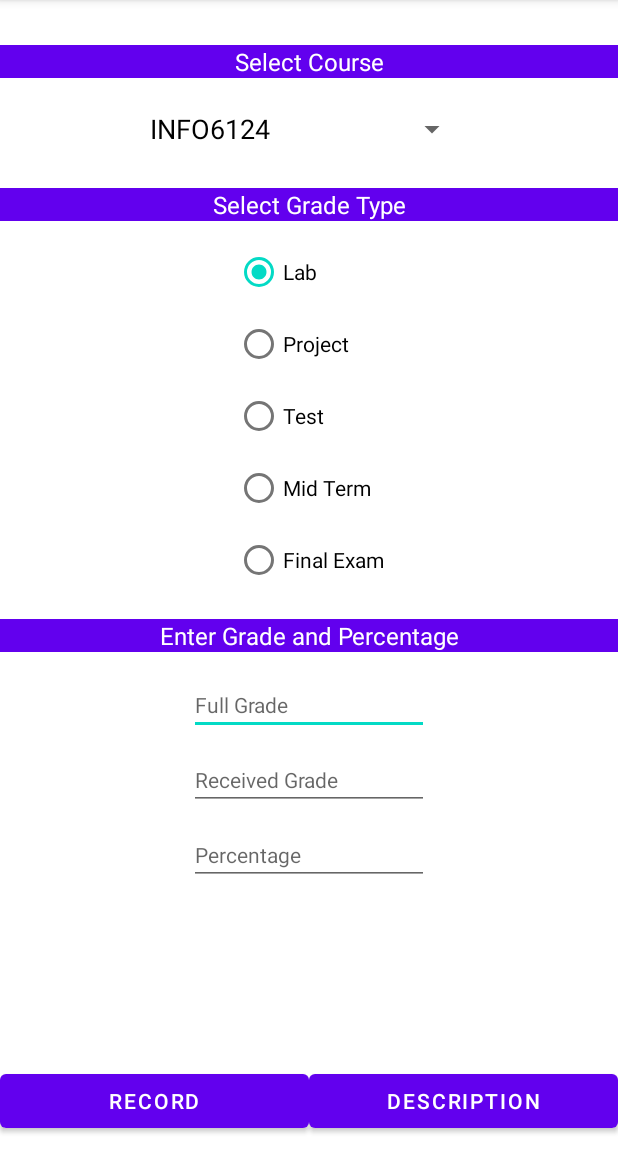
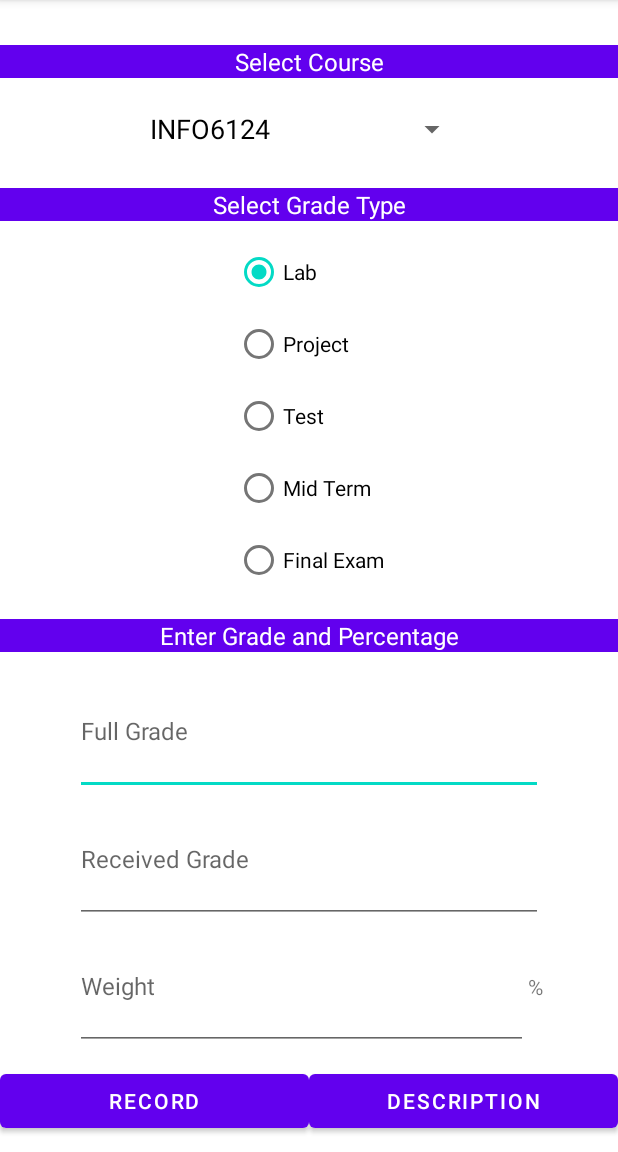
Before and after one commit to peterhuga/INFO6124Project1, an Android app: the screen it shows after launch (MainActivity), on a phone screen of 412 x 824 dp, the part 84-1236 px from its top. Run offline under Robolectric (Android 15) with nearby library versions, the phone set to English and light mode, and no system bars.

Commit message:
Some layout done.

```diff
--- a/app/src/main/res/layout/activity_main.xml
+++ b/app/src/main/res/layout/activity_main.xml
@@ -95,66 +95,24 @@
         android:layout_width="0dp"
         android:layout_height="wrap_content"
         android:layout_marginBottom="10dp"
+        android:onClick="onButtonClick"
         android:text="Record"
         app:layout_constraintBottom_toBottomOf="parent"
         app:layout_constraintEnd_toStartOf="@+id/descButton"
         app:layout_constraintHorizontal_bias="0.5"
-        app:layout_constraintStart_toStartOf="parent"
-        android:onClick="onButtonClick"/>
+        app:layout_constraintStart_toStartOf="parent" />
 
     <Button
         android:id="@+id/descButton"
         android:layout_width="0dp"
         android:layout_height="wrap_content"
         android:layout_marginBottom="10dp"
+        android:onClick="onButtonClick"
         android:text="description"
         app:layout_constraintBottom_toBottomOf="parent"
         app:layout_constraintEnd_toEndOf="parent"
         app:layout_constraintHorizontal_bias="0.5"
-        app:layout_constraintStart_toEndOf="@+id/recordButton"
-        android:onClick="onButtonClick"/>
-
-    <EditText
-        android:id="@+id/fullGradeEditText"
-        android:layout_width="wrap_content"
-        android:layout_height="wrap_content"
-        android:layout_marginTop="15dp"
-        android:ems="10"
-        android:hint="Full Grade"
-        android:inputType="textPersonName"
-        android:textSize="14sp"
-        app:layout_constraintEnd_toEndOf="parent"
-        app:layout_constraintStart_toStartOf="parent"
-        app:layout_constraintTop_toBottomOf="@+id/divider"
-        tools:ignore="TouchTargetSizeCheck" />
-
-    <EditText
-        android:id="@+id/rcvGradeEditText"
-        android:layout_width="wrap_content"
-        android:layout_height="wrap_content"
-        android:layout_marginTop="10dp"
-        android:ems="10"
-        android:hint="Received Grade"
-        android:inputType="textPersonName"
-        android:textSize="14sp"
-        app:layout_constraintEnd_toEndOf="parent"
-        app:layout_constraintStart_toStartOf="parent"
-        app:layout_constraintTop_toBottomOf="@+id/fullGradeEditText"
-        tools:ignore="TouchTargetSizeCheck" />
-
-    <EditText
-        android:id="@+id/percEditText"
-        android:layout_width="wrap_content"
-        android:layout_height="wrap_content"
-        android:layout_marginTop="10dp"
-        android:ems="10"
-        android:hint="Percentage"
-        android:inputType="textPersonName"
-        android:textSize="14sp"
-        app:layout_constraintEnd_toEndOf="parent"
-        app:layout_constraintStart_toStartOf="parent"
-        app:layout_constraintTop_toBottomOf="@+id/rcvGradeEditText"
-        tools:ignore="TouchTargetSizeCheck" />
+        app:layout_constraintStart_toEndOf="@+id/recordButton" />
 
     <TextView
         android:id="@+id/divider"
@@ -170,4 +128,65 @@
         app:layout_constraintStart_toStartOf="parent"
         app:layout_constraintTop_toBottomOf="@+id/radioGroup" />
 
+    <LinearLayout
+        android:layout_width="0dp"
+        android:layout_height="0dp"
+        android:orientation="vertical"
+        android:paddingHorizontal="50dp"
+        android:paddingVertical="10dp"
+        app:layout_constraintBottom_toTopOf="@+id/recordButton"
+        app:layout_constraintEnd_toEndOf="parent"
+        app:layout_constraintStart_toStartOf="parent"
+        app:layout_constraintTop_toBottomOf="@+id/divider">
+
+        <EditText
+            android:id="@+id/fullGradeEditText"
+            android:layout_width="match_parent"
+            android:layout_height="match_parent"
+            android:layout_weight="1"
+            android:ems="10"
+            android:hint="Full Grade"
+            android:inputType="number"
+            android:textSize="16sp"
+            tools:ignore="SpeakableTextPresentCheck,TouchTargetSizeCheck" />
+
+        <EditText
+            android:id="@+id/rcvGradeEditText"
+            android:layout_width="match_parent"
+            android:layout_height="match_parent"
+            android:layout_weight="1"
+            android:ems="10"
+            android:hint="Received Grade"
+            android:inputType="number"
+            android:textSize="16sp"
+            tools:ignore="SpeakableTextPresentCheck,TouchTargetSizeCheck" />
+
+        <LinearLayout
+            android:layout_width="match_parent"
+            android:layout_height="match_parent"
+            android:layout_weight="1"
+            android:orientation="horizontal"
+            tools:visibility="visible">
+
+            <EditText
+                android:id="@+id/percEditText"
+                android:layout_width="match_parent"
+                android:layout_height="match_parent"
+                android:layout_weight="1"
+                android:contextClickable="false"
+                android:ems="10"
+                android:hint="Weight"
+                android:inputType="number"
+                android:textSize="16sp"
+                tools:ignore="SpeakableTextPresentCheck,TouchTargetSizeCheck" />
+
+            <TextView
+                android:id="@+id/textView8"
+                android:layout_width="wrap_content"
+                android:layout_height="wrap_content"
+                android:text="%" />
+        </LinearLayout>
+
+    </LinearLayout>
+
 </androidx.constraintlayout.widget.ConstraintLayout>
```
Also changed, not shown: app/src/main/java/jwang/example/info6124lab2/MainActivity.kt (+11 -5 lines), app/src/main/java/jwang/example/info6124lab2/RecyclerAdapter.kt (added, +51 -0 lines), app/src/main/java/jwang/example/info6124lab2/SecondActivity.kt (+13 -0 lines), app/src/main/res/layout/activity_second.xml (+22 -26 lines), app/src/main/res/layout/recyclerview_item.xml (added, +49 -0 lines).
